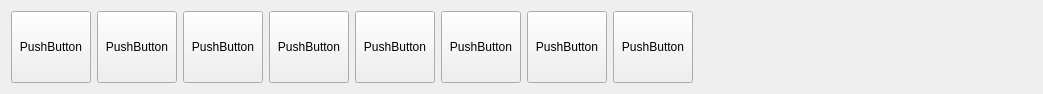
Old version of the form hs_analyse_action.ui in the repository Ying3141/yizumi-monitor.
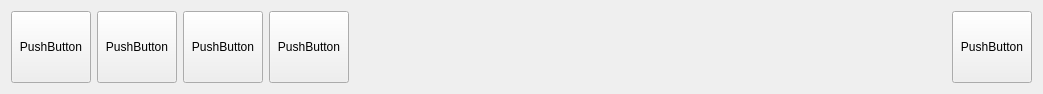
New version of the form.

Patch:
```diff
--- a/hs_analyse_action.ui
+++ b/hs_analyse_action.ui
@@ -26,47 +26,6 @@
    <string>Form</string>
   </property>
   <layout class="QHBoxLayout" name="horizontalLayout">
-   <property name="sizeConstraint">
-    <enum>QLayout::SetNoConstraint</enum>
-   </property>
-   <item>
-    <widget class="QPushButton" name="connect_to_server">
-     <property name="sizePolicy">
-      <sizepolicy hsizetype="Minimum" vsizetype="Minimum">
-       <horstretch>0</horstretch>
-       <verstretch>0</verstretch>
-      </sizepolicy>
-     </property>
-     <property name="minimumSize">
-      <size>
-       <width>0</width>
-       <height>0</height>
-      </size>
-     </property>
-     <property name="text">
-      <string>PushButton</string>
-     </property>
-    </widget>
-   </item>
-   <item>
-    <widget class="QPushButton" name="node_select">
-     <property name="sizePolicy">
-      <sizepolicy hsizetype="Minimum" vsizetype="Minimum">
-       <horstretch>0</horstretch>
-       <verstretch>0</verstretch>
-      </sizepolicy>
-     </property>
-     <property name="minimumSize">
-      <size>
-       <width>0</width>
-       <height>0</height>
-      </size>
-     </property>
-     <property name="text">
-      <string>PushButton</string>
-     </property>
-    </widget>
-   </item>
    <item>
     <widget class="QPushButton" name="create_analyse">
      <property name="sizePolicy">
@@ -86,44 +45,6 @@
      </property>
     </widget>
    </item>
-   <item>
-    <widget class="QPushButton" name="node_setting">
-     <property name="sizePolicy">
-      <sizepolicy hsizetype="Minimum" vsizetype="Minimum">
-       <horstretch>0</horstretch>
-       <verstretch>0</verstretch>
-      </sizepolicy>
-     </property>
-     <property name="minimumSize">
-      <size>
-       <width>0</width>
-       <height>0</height>
-      </size>
-     </property>
-     <property name="text">
-      <string>PushButton</string>
-     </property>
-    </widget>
-   </item>
-   <item>
-    <widget class="QPushButton" name="start_collecting">
-     <property name="sizePolicy">
-      <sizepolicy hsizetype="Minimum" vsizetype="Minimum">
-       <horstretch>0</horstretch>
-       <verstretch>0</verstretch>
-      </sizepolicy>
-     </property>
-     <property name="minimumSize">
-      <size>
-       <width>0</width>
-       <height>0</height>
-      </size>
-     </property>
-     <property name="text">
-      <string>PushButton</string>
-     </property>
-    </widget>
-   </item>
    <item>
     <widget class="QPushButton" name="test1">
      <property name="sizePolicy">
@@ -194,6 +115,68 @@
      </property>
     </spacer>
    </item>
+   <item>
+    <layout class="QVBoxLayout" name="verticalLayout">
+     <item>
+      <widget class="QLabel" name="curmachine">
+       <property name="sizePolicy">
+        <sizepolicy hsizetype="Minimum" vsizetype="Preferred">
+         <horstretch>0</horstretch>
+         <verstretch>0</verstretch>
+        </sizepolicy>
+       </property>
+       <property name="minimumSize">
+        <size>
+         <width>300</width>
+         <height>0</height>
+        </size>
+       </property>
+       <property name="font">
+        <font>
+         <pointsize>12</pointsize>
+        </font>
+       </property>
+       <property name="text">
+        <string/>
+       </property>
+      </widget>
+     </item>
+     <item>
+      <widget class="QLabel" name="time">
+       <property name="font">
+        <font>
+         <pointsize>12</pointsize>
+        </font>
+       </property>
+       <property name="text">
+        <string/>
+       </property>
+       <property name="alignment">
+        <set>Qt::AlignRight|Qt::AlignTrailing|Qt::AlignVCenter</set>
+       </property>
+      </widget>
+     </item>
+    </layout>
+   </item>
+   <item>
+    <widget class="QPushButton" name="start_collecting">
+     <property name="sizePolicy">
+      <sizepolicy hsizetype="Minimum" vsizetype="Minimum">
+       <horstretch>0</horstretch>
+       <verstretch>0</verstretch>
+      </sizepolicy>
+     </property>
+     <property name="minimumSize">
+      <size>
+       <width>0</width>
+       <height>0</height>
+      </size>
+     </property>
+     <property name="text">
+      <string>PushButton</string>
+     </property>
+    </widget>
+   </item>
   </layout>
  </widget>
  <resources/>
```
